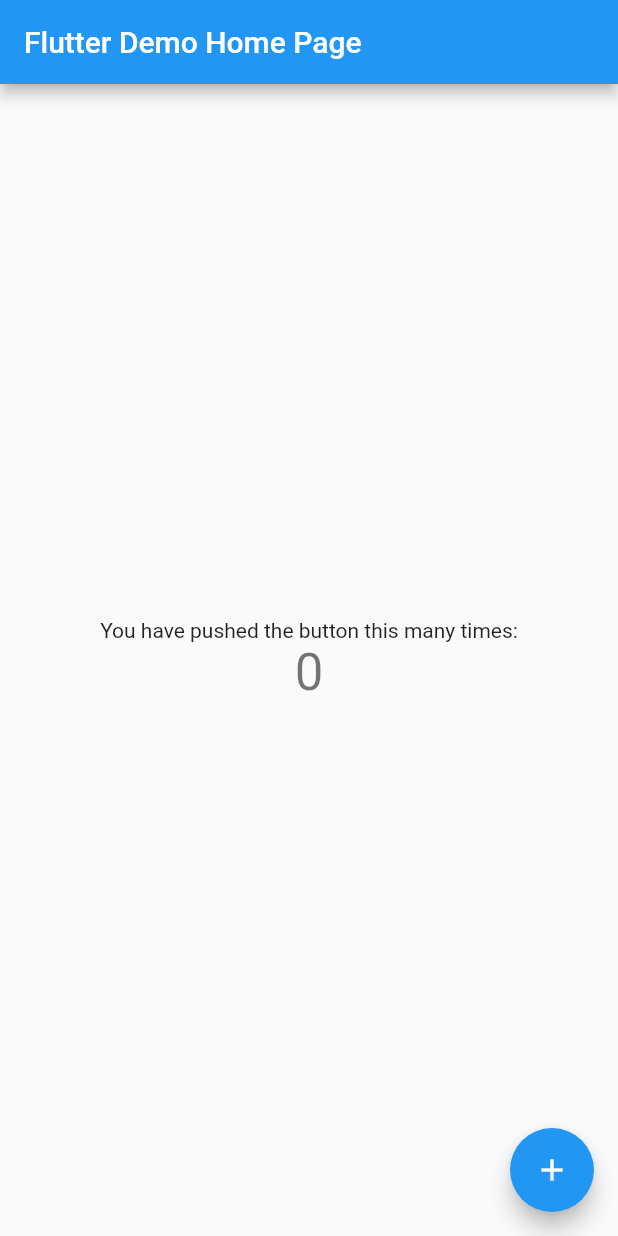
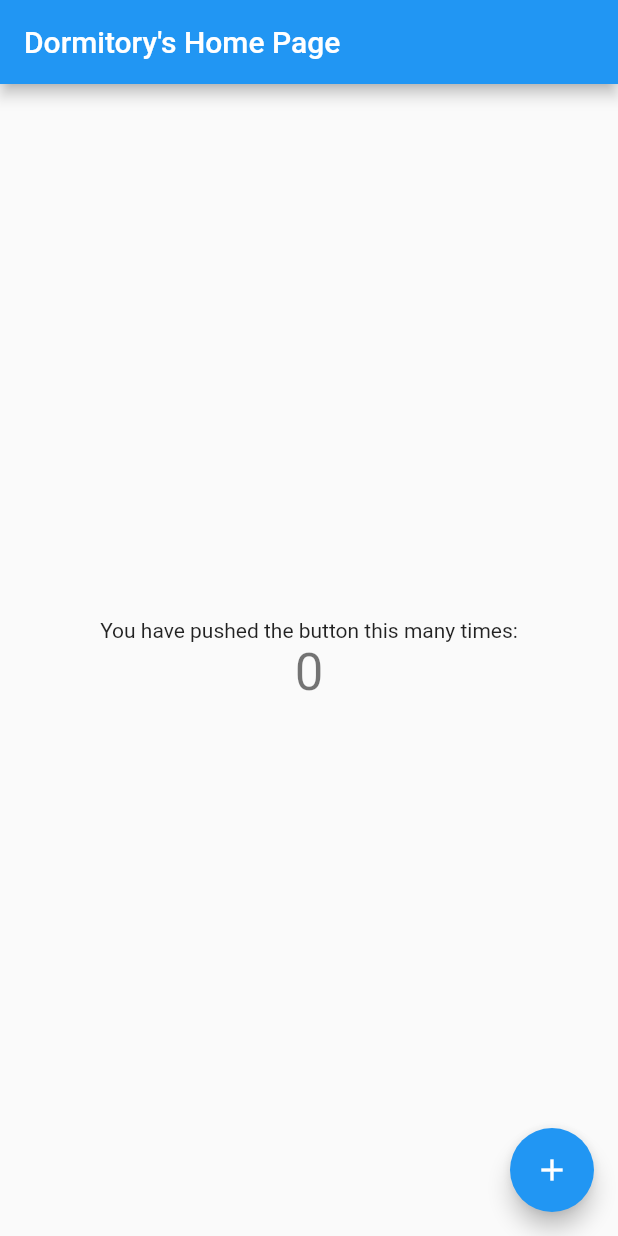
Before and after one commit to Chever-John/CJDormitory, a Flutter app: the screen it shows after launch, on a phone screen of 412 x 824 dp. Run offline on Flutter 3.47's test engine with Material 2 defaults, Android fonts, the phone set to English and light mode, and no system bars.

Commit message:
:wrench: add camera into pubspec.yaml && add asserts directory

```diff
--- a/lib/main.dart
+++ b/lib/main.dart
@@ -11,7 +11,7 @@ class MyApp extends StatelessWidget {
   @override
   Widget build(BuildContext context) {
     return MaterialApp(
-      title: 'Flutter Demo',
+      title: 'Demo for dormitory',
       theme: ThemeData(
         // This is the theme of your application.
         //
@@ -24,7 +24,7 @@ class MyApp extends StatelessWidget {
         // is not restarted.
         primarySwatch: Colors.blue,
       ),
-      home: const MyHomePage(title: 'Flutter Demo Home Page'),
+      home: const MyHomePage(title: 'Dormitory\'s Home Page'),
     );
   }
 }
--- a/pubspec.yaml
+++ b/pubspec.yaml
@@ -34,6 +34,8 @@ dependencies:
   # The following adds the Cupertino Icons font to your application.
   # Use with the CupertinoIcons class for iOS style icons.
   cupertino_icons: ^1.0.2
+  tflite_flutter: ^0.8.0
+  camera: ^0.9.5
 
 dev_dependencies:
   flutter_test:
```
Also changed, not shown: pubspec.lock, 3 other files.
